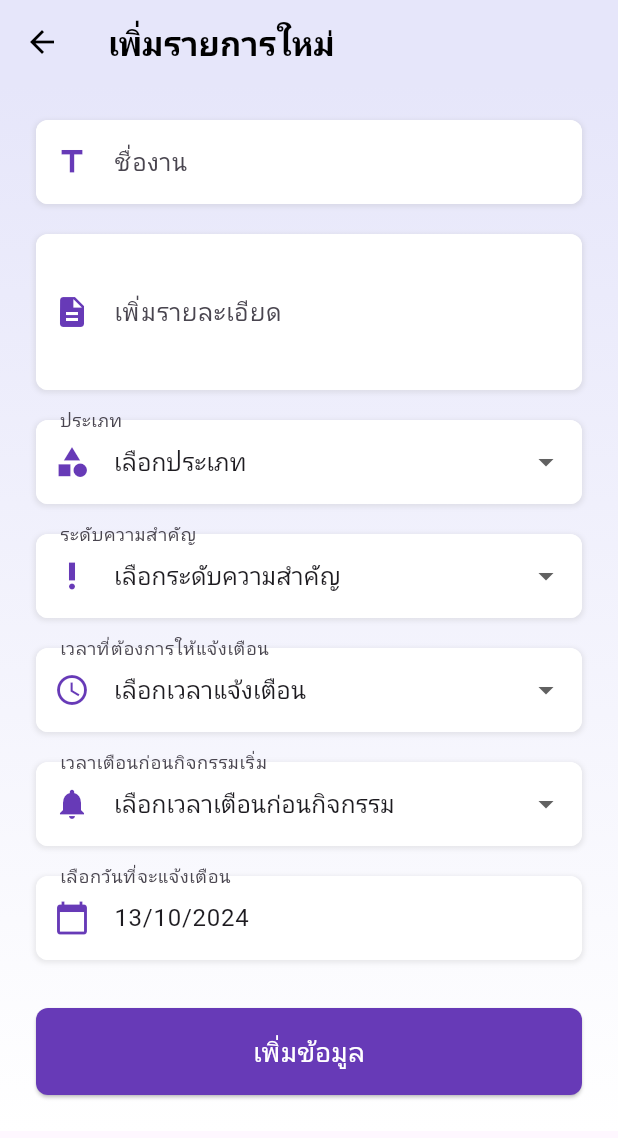
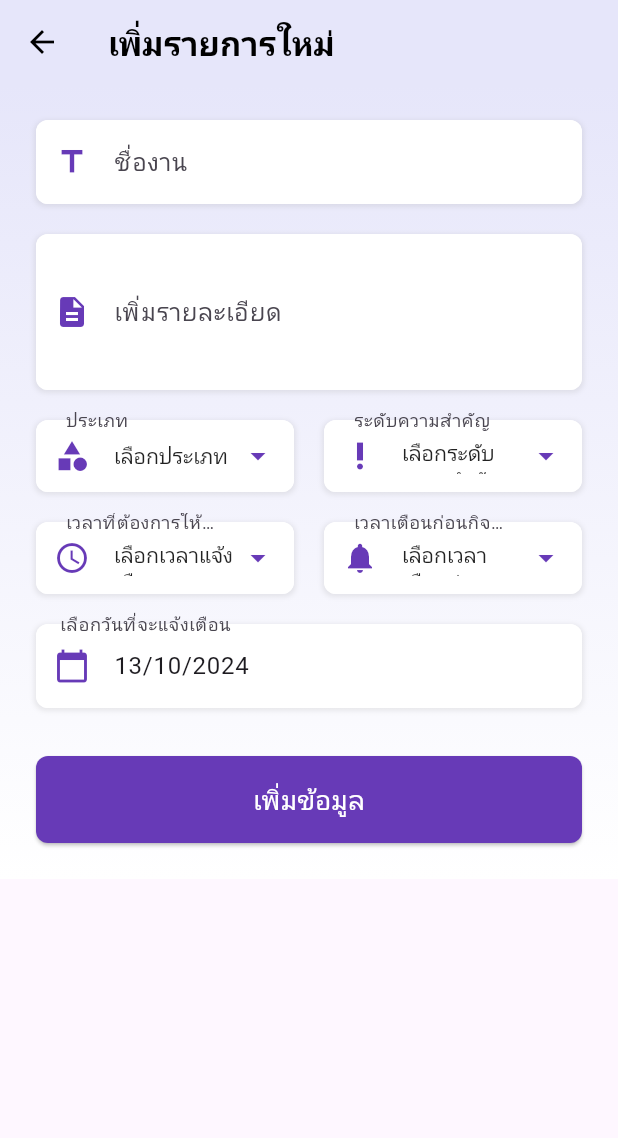
Before and after one commit to Tapakorn086/remindday_app, a Flutter app: the NoteRemindDayScreen screen opened directly with empty values, on a phone screen of 412 x 824 dp. Shown: the top 1138 px of the screen. Run offline on Flutter 3.47's test engine with Material 3 defaults, Android fonts, the phone set to English and light mode, and no system bars; our stand-ins replace device_info_plus, flutter_secure_storage, table_calendar; accounts and stored records are empty; network calls fail.

Commit message:
add: create widget for note_remind_day_scren

```diff
--- a/lib/todo/screens/note_remind_day_screen.dart
+++ b/lib/todo/screens/note_remind_day_screen.dart
@@ -1,11 +1,13 @@
 import 'package:flutter/material.dart';
 import '../controllers/note_controller.dart';
+import '../widgets/custom_dropdown.dart';
+import '../widgets/custom_text_field.dart';
 import '../models/note_model.dart' as modeltodo;
 
 class NoteRemindDayScreen extends StatefulWidget {
   final DateTime selectedDate;
 
-  const NoteRemindDayScreen({Key? key, required this.selectedDate}) : super(key: key);
+  const NoteRemindDayScreen({super.key, required this.selectedDate});
 
   @override
   _NoteRemindDayScreenState createState() => _NoteRemindDayScreenState();
@@ -75,7 +77,7 @@ class _NoteRemindDayScreenState extends State<NoteRemindDayScreen> {
               child: Column(
                 crossAxisAlignment: CrossAxisAlignment.stretch,
                 children: [
-                  _buildTextField(
+                  CustomTextField(
                     label: 'ชื่องาน',
                     controller: _titleController,
                     icon: Icons.title,
@@ -87,16 +89,19 @@ class _NoteRemindDayScreenState extends State<NoteRemindDayScreen> {
                     },
                   ),
                   const SizedBox(height: 20),
-                  _buildTextField(
+                  CustomTextField(
                     label: 'เพิ่มรายละเอียด',
                     controller: _descriptionController,
                     maxLines: 3,
                     icon: Icons.description,
                   ),
                   const SizedBox(height: 20),
-                  _buildDropdown(
+                  Row(
+                    children: [
+                      Expanded(
+                        child: CustomDropdown(
                           label: 'ประเภท',
-                    items: ['เลือกประเภท', 'เรียน', 'งาน', 'อื่นๆ'],
+                          items: const ['เลือกประเภท', 'เรียน', 'งาน', 'อื่นๆ'],
                           value: _selectedType,
                           onChanged: (value) {
                             if (value != null) {
@@ -106,10 +111,12 @@ class _NoteRemindDayScreenState extends State<NoteRemindDayScreen> {
                           icon: Icons.category,
                           validator: _validateDropdown,
                         ),
-                  const SizedBox(height: 20),
-                  _buildDropdown(
+                      ),
+                      const SizedBox(width: 20),
+                      Expanded(
+                        child: CustomDropdown(
                           label: 'ระดับความสำคัญ',
-                    items: ['เลือกระดับความสำคัญ', 'สำคัญมาก', 'สำคัญปานกลาง', 'สำคัญน้อย'],
+                          items: const ['เลือกระดับความสำคัญ', 'สำคัญมาก', 'สำคัญปานกลาง', 'สำคัญน้อย'],
                           value: _selectedImportance,
                           onChanged: (value) {
                             if (value != null) {
@@ -119,8 +126,14 @@ class _NoteRemindDayScreenState extends State<NoteRemindDayScreen> {
                           icon: Icons.priority_high,
                           validator: _validateDropdown,
                         ),
+                      ),
+                    ],
+                  ),
                   const SizedBox(height: 20),
-                  _buildDropdown(
+                  Row(
+                    children: [
+                      Expanded(
+                        child: CustomDropdown(
                           label: 'เวลาที่ต้องการให้แจ้งเตือน',
                           items: ['เลือกเวลาแจ้งเตือน', ..._generateTimeList()],
                           value: _selectedStartTime,
@@ -132,10 +145,12 @@ class _NoteRemindDayScreenState extends State<NoteRemindDayScreen> {
                           icon: Icons.access_time,
                           validator: _validateDropdown,
                         ),
-                  const SizedBox(height: 20),
-                  _buildDropdown(
+                      ),
+                      const SizedBox(width: 20),
+                      Expanded(
+                        child: CustomDropdown(
                           label: 'เวลาเตือนก่อนกิจกรรมเริ่ม',
-                    items: ['เลือกเวลาเตือนก่อนกิจกรรม', '5 นาที', '10 นาที', '15 นาที', '30 นาที', '1 ชั่วโมง'],
+                          items: const ['เลือกเวลาเตือนก่อนกิจกรรม', '5 นาที', '10 นาที', '15 นาที', '30 นาที', '1 ชั่วโมง'],
                           value: _selectedNotifyMinutes,
                           onChanged: (value) {
                             if (value != null) {
@@ -145,8 +160,11 @@ class _NoteRemindDayScreenState extends State<NoteRemindDayScreen> {
                           icon: Icons.notifications,
                           validator: _validateDropdown,
                         ),
+                      ),
+                    ],
+                  ),
                   const SizedBox(height: 20),
-                  _buildTextField(
+                  CustomTextField(
                     label: 'เลือกวันที่จะแจ้งเตือน',
                     controller: _dateController,
                     readOnly: true,
@@ -194,94 +212,6 @@ class _NoteRemindDayScreenState extends State<NoteRemindDayScreen> {
     );
   }
 
-  Widget _buildTextField({
-    required String label,
-    required TextEditingController controller,
-    int maxLines = 1,
-    bool readOnly = false,
-    VoidCallback? onTap,
-    required IconData icon,
-    String? Function(String?)? validator,
-  }) {
-    return Container(
-      decoration: BoxDecoration(
-        color: Colors.white,
-        borderRadius: BorderRadius.circular(8),
-        boxShadow: [
-          BoxShadow(
-            color: Colors.grey.withOpacity(0.2),
-            spreadRadius: 1,
-            blurRadius: 2,
-            offset: const Offset(0, 1),
-          ),
-        ],
-      ),
-      child: TextFormField(
-        controller: controller,
-        maxLines: maxLines,
-        readOnly: readOnly,
-        onTap: onTap,
-        decoration: InputDecoration(
-          labelText: label,
-          prefixIcon: Icon(icon, color: Colors.deepPurple),
-          border: OutlineInputBorder(
-            borderRadius: BorderRadius.circular(8),
-            borderSide: BorderSide.none,
-          ),
-          filled: true,
-          fillColor: Colors.white,
-          errorStyle: const TextStyle(height: 0),
-        ),
-        validator: validator,
-      ),
-    );
-  }
-
-  Widget _buildDropdown({
-    required String label,
-    required List<String> items,
-    required String value,
-    required void Function(String?) onChanged,
-    required IconData icon,
-    String? Function(String?)? validator,
-  }) {
-    return Container(
-      decoration: BoxDecoration(
-        color: Colors.white,
-        borderRadius: BorderRadius.circular(8),
-        boxShadow: [
-          BoxShadow(
-            color: Colors.grey.withOpacity(0.2),
-            spreadRadius: 1,
-            blurRadius: 2,
-            offset: const Offset(0, 1),
-          ),
-        ],
-      ),
-      child: DropdownButtonFormField<String>(
-        value: value,
-        decoration: InputDecoration(
-          labelText: label,
-          prefixIcon: Icon(icon, color: Colors.deepPurple),
-          border: OutlineInputBorder(
-            borderRadius: BorderRadius.circular(8),
-            borderSide: BorderSide.none,
-          ),
-          filled: true,
-          fillColor: Colors.white,
-        ),
-        items: items.map((String item) {
-          return DropdownMenuItem<String>(
-            value: item,
-            child: Text(item),
-          );
-        }).toList(),
-        onChanged: onChanged,
-        validator: validator,
-      ),
-    );
-  }
-
   String? _validateDropdown(String? value) {
     if (value == null || ['เลือกประเภท', 'เลือกระดับความสำคัญ', 'เลือกเวลาแจ้งเตือน', 'เลือกเวลาเตือนก่อนกิจกรรม'].contains(value)) {
       return 'กรุณาเลือกข้อมูล';
@@ -314,6 +244,7 @@ class _NoteRemindDayScreenState extends State<NoteRemindDayScreen> {
 
       await _todoController.addTodo(newTodo);
 
+      if (mounted) {
         ScaffoldMessenger.of(context).showSnackBar(
           SnackBar(
             content: const Text('เพิ่มรายการสำเร็จ'),
@@ -326,6 +257,7 @@ class _NoteRemindDayScreenState extends State<NoteRemindDayScreen> {
         );
 
         Navigator.of(context).pop(true);
+      }
     }
   }
 
--- a/lib/todo/widgets/custom_dropdown.dart
+++ b/lib/todo/widgets/custom_dropdown.dart
@@ -3,25 +3,51 @@ import 'package:flutter/material.dart';
 class CustomDropdown extends StatelessWidget {
   final String label;
   final List<String> items;
-  final String? value;
-  final Function(String?) onChanged;
+  final String value;
+  final void Function(String?) onChanged;
+  final IconData icon;
+  final String? Function(String?)? validator;
 
   const CustomDropdown({
-    Key? key,
+    super.key,
     required this.label,
     required this.items,
-    this.value,
+    required this.value,
     required this.onChanged,
-  }) : super(key: key);
+    required this.icon,
+    this.validator,
+  });
 
   @override
   Widget build(BuildContext context) {
-    return DropdownButtonFormField<String>(
+    return Container(
+      decoration: BoxDecoration(
+        color: Colors.white,
+        borderRadius: BorderRadius.circular(8),
+        boxShadow: [
+          BoxShadow(
+            color: Colors.grey.withOpacity(0.2),
+            spreadRadius: 1,
+            blurRadius: 2,
+            offset: const Offset(0, 1),
+          ),
+        ],
+      ),
+      child: DropdownButtonFormField<String>(
+        value: value,
         decoration: InputDecoration(
           labelText: label,
-        border: OutlineInputBorder(),
+          prefixIcon: Icon(icon, color: Colors.deepPurple),
+          border: OutlineInputBorder(
+            borderRadius: BorderRadius.circular(8),
+            borderSide: BorderSide.none,
           ),
-      value: items.contains(value) ? value : null,
+          filled: true,
+          fillColor: Colors.white,
+          contentPadding: const EdgeInsets.symmetric(horizontal: 16, vertical: 8),
+        ),
+        style: const TextStyle(color: Colors.black87),
+        dropdownColor: Colors.white,
         items: items.map((String item) {
           return DropdownMenuItem<String>(
             value: item,
@@ -29,7 +55,10 @@ class CustomDropdown extends StatelessWidget {
           );
         }).toList(),
         onChanged: onChanged,
-      validator: (value) => value == null ? 'กรุณาเลือก$label' : null,
+        validator: validator,
+        icon: const Icon(Icons.arrow_drop_down, color: Colors.deepPurple),
+        isExpanded: true,
+      ),
     );
   }
 }
--- a/lib/todo/widgets/custom_text_field.dart
+++ b/lib/todo/widgets/custom_text_field.dart
@@ -3,9 +3,11 @@ import 'package:flutter/material.dart';
 class CustomTextField extends StatelessWidget {
   final String label;
   final TextEditingController controller;
-  final int? maxLines;
+  final int maxLines;
   final bool readOnly;
   final VoidCallback? onTap;
+  final IconData icon;
+  final String? Function(String?)? validator;
 
   const CustomTextField({
     Key? key,
@@ -14,25 +16,43 @@ class CustomTextField extends StatelessWidget {
     this.maxLines = 1,
     this.readOnly = false,
     this.onTap,
+    required this.icon,
+    this.validator,
   }) : super(key: key);
 
   @override
   Widget build(BuildContext context) {
-    return TextFormField(
-      controller: controller,
-      decoration: InputDecoration(
-        labelText: label,
-        border: OutlineInputBorder(),
+    return Container(
+      decoration: BoxDecoration(
+        color: Colors.white,
+        borderRadius: BorderRadius.circular(8),
+        boxShadow: [
+          BoxShadow(
+            color: Colors.grey.withOpacity(0.2),
+            spreadRadius: 1,
+            blurRadius: 2,
+            offset: const Offset(0, 1),
+          ),
+        ],
       ),
-      maxLines: maxLines,
-      readOnly: readOnly,
-      onTap: onTap,
-      validator: (value) {
-        if (value == null || value.isEmpty) {
-          return 'กรุณากรอก$label';
-        }
-        return null;
-      },
+      child: TextFormField(
+        controller: controller,
+        maxLines: maxLines,
+        readOnly: readOnly,
+        onTap: onTap,
+        decoration: InputDecoration(
+          labelText: label,
+          prefixIcon: Icon(icon, color: Colors.deepPurple),
+          border: OutlineInputBorder(
+            borderRadius: BorderRadius.circular(8),
+            borderSide: BorderSide.none,
+          ),
+          filled: true,
+          fillColor: Colors.white,
+          errorStyle: const TextStyle(height: 0),
+        ),
+        validator: validator,
+      ),
     );
   }
 }
```
Lines whose indentation alone changed are shown as unchanged.
